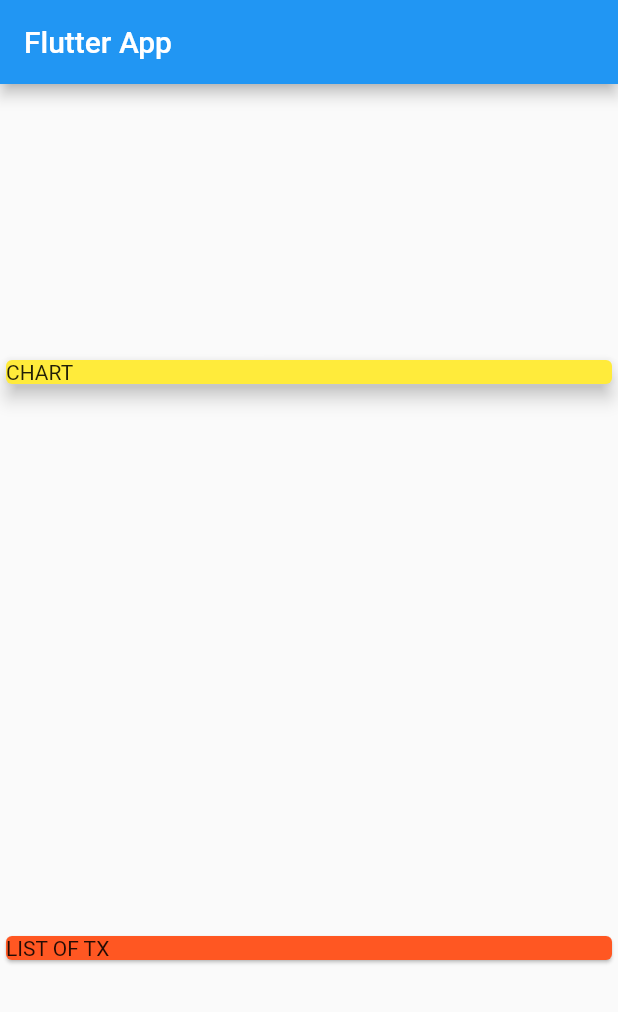
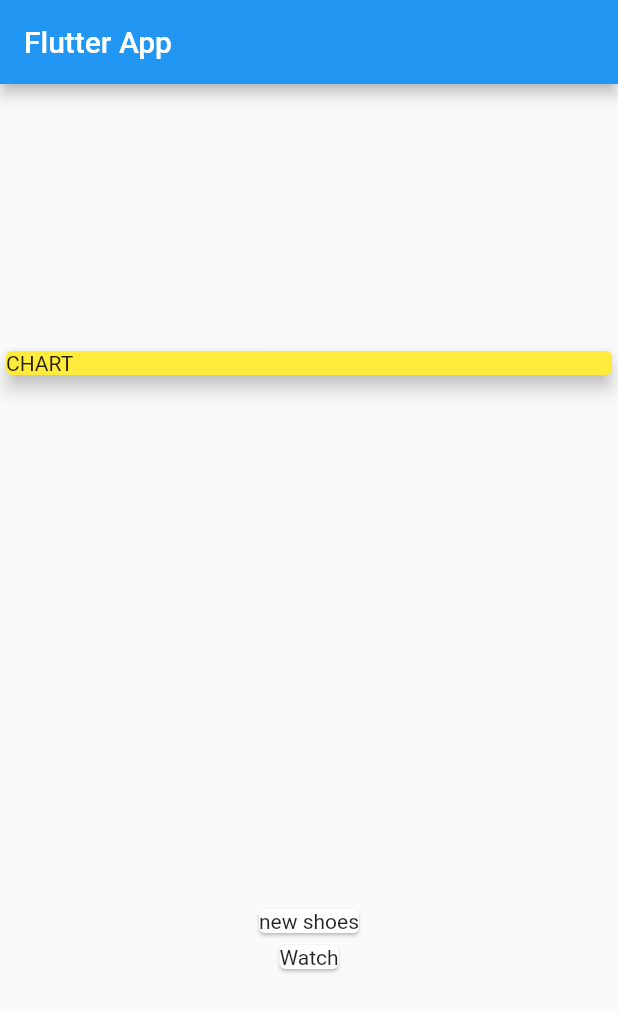
Before and after one commit to reemharbi/personal-expenses-flutter, a Flutter app: the screen it shows after launch, on a phone screen of 412 x 824 dp. Shown: the top 1012 px of the screen. Run offline on Flutter 3.47's test engine with Material 2 defaults, Android fonts, the phone set to English and light mode, and no system bars.

Commit message:
Show transactions

```diff
--- a/lib/main.dart
+++ b/lib/main.dart
@@ -45,9 +45,12 @@ class MyHomePage extends StatelessWidget {
               elevation: 5,
             ),
           ),
-          Card(
-            color: Colors.deepOrange,
-            child: Text('LIST OF TX'),
+          Column(
+            children: transactions.map((tx) {
+              return Card(
+                child: Text(tx.title),
+              );
+            }).toList(),
           ),
         ],
       ),
```
